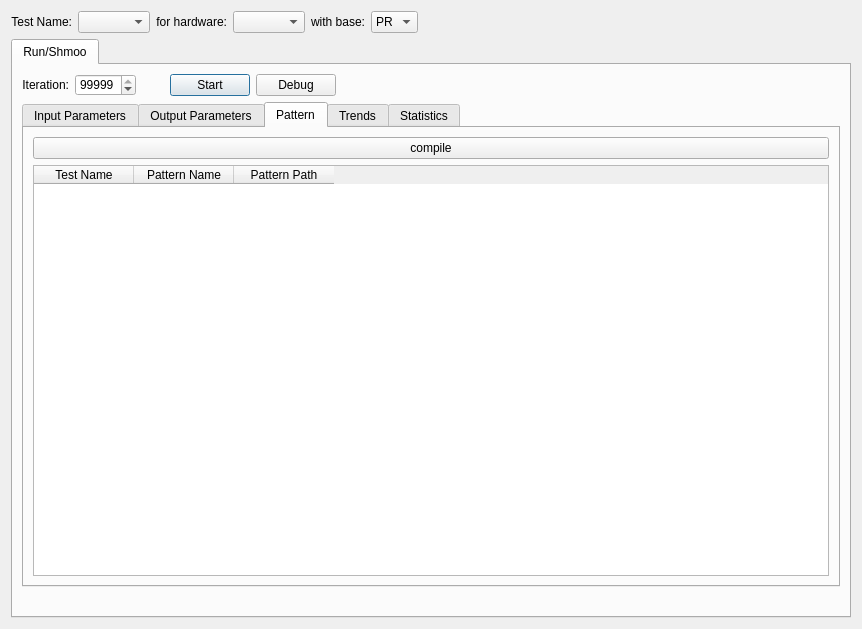
Old version of the form src/ATE_spyder/ate_spyder_test_runner/widgets/main_widget.ui in the repository Semi-ATE/Semi-ATE.
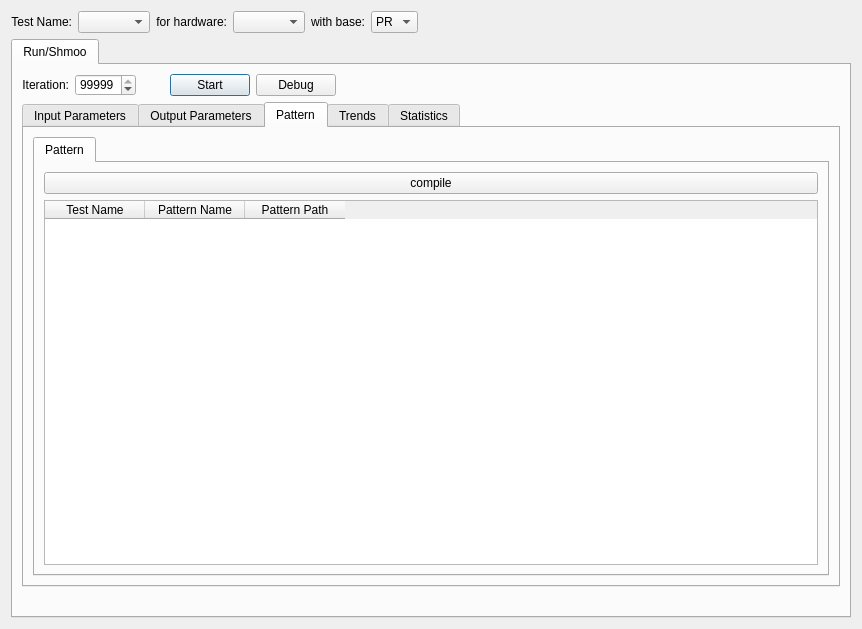
New version of the form. The open tabs and pages were chosen to show the change.

Diff of the .ui file:
```diff
--- a/src/ATE_spyder/ate_spyder_test_runner/widgets/main_widget.ui
+++ b/src/ATE_spyder/ate_spyder_test_runner/widgets/main_widget.ui
@@ -352,6 +352,18 @@
                <item row="0" column="0">
                 <layout class="QGridLayout" name="gridLayout_8">
                  <item row="1" column="0">
+                  <widget class="QTabWidget" name="patternLayout">
+                   <property name="currentIndex">
+                    <number>0</number>
+                   </property>
+                   <widget class="QWidget" name="tab">
+                    <attribute name="title">
+                     <string>Pattern</string>
+                    </attribute>
+                    <layout class="QGridLayout" name="gridLayout_7">
+                     <item row="0" column="0">
+                      <layout class="QGridLayout" name="gridLayout_5">
+                       <item row="1" column="0">
                   <widget class="QTableWidget" name="pattern_table">
                    <column>
                     <property name="text">
@@ -375,6 +387,12 @@
                    <property name="text">
                     <string>compile</string>
                    </property>
+                        </widget>
+                       </item>
+                      </layout>
+                     </item>
+                    </layout>
+                   </widget>
                   </widget>
                  </item>
                 </layout>
```
Lines whose indentation alone changed are shown as unchanged.
